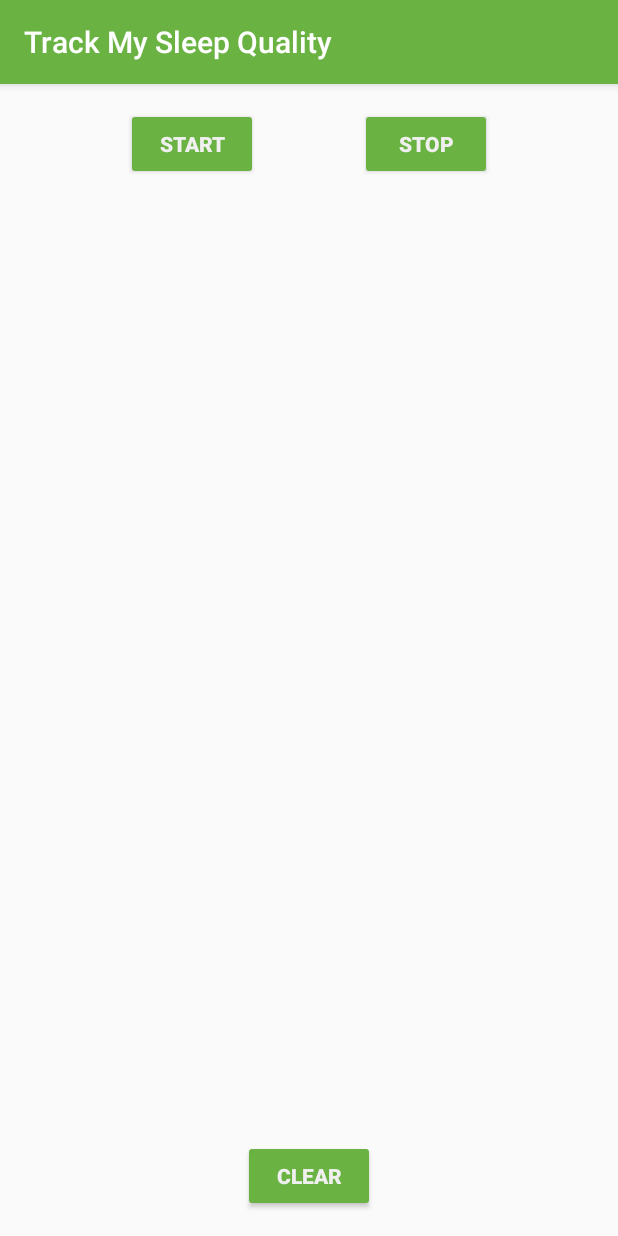
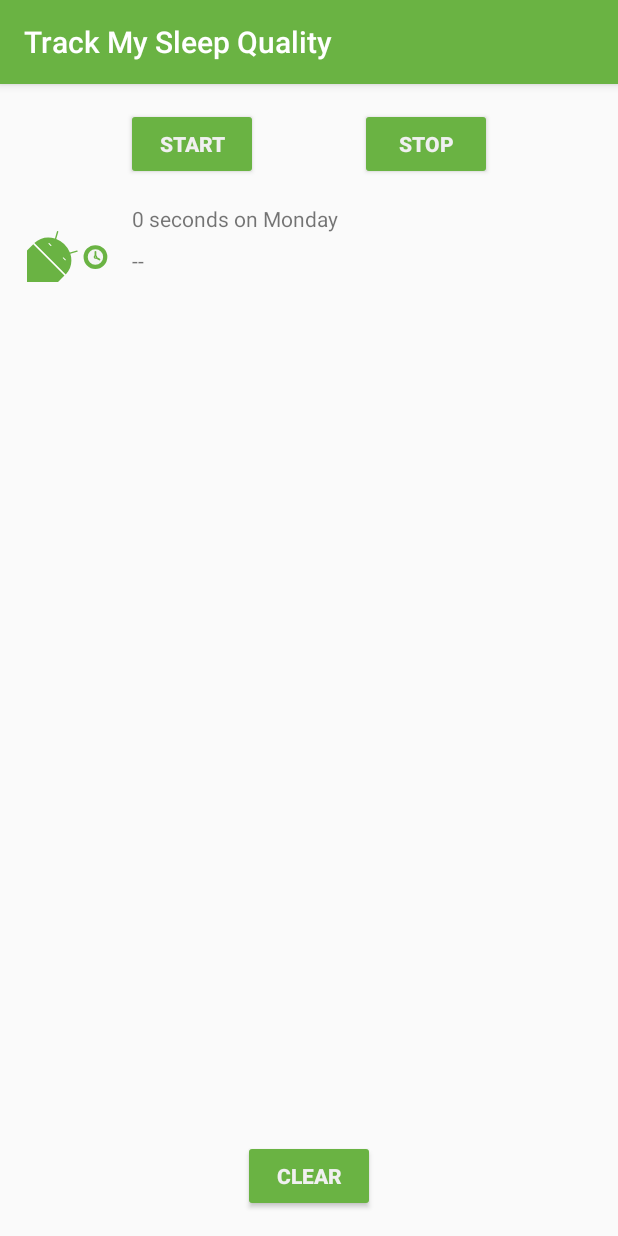
Before and after one commit to octos-network/SleepTrackerRecycle, an Android app: the screen it shows after launch (MainActivity), after a tap on "START", on a phone screen of 412 x 824 dp. Run offline under Robolectric (Android 15) with nearby library versions, the phone set to English and light mode, and no system bars; our stand-ins replace Room's generated code, data binding; Roboto replaces fonts that are not available here; 3 statements that could not run were skipped.

Commit message:
Refactor und Binding

```diff
--- a/app/src/main/java/com/example/android/trackmysleepquality/sleeptracker/SleepNightAdapter.kt
+++ b/app/src/main/java/com/example/android/trackmysleepquality/sleeptracker/SleepNightAdapter.kt
@@ -17,10 +17,7 @@
 package com.example.android.trackmysleepquality.sleeptracker
 
 import android.view.LayoutInflater
-import android.view.View
 import android.view.ViewGroup
-import android.widget.ImageView
-import android.widget.TextView
 import androidx.recyclerview.widget.DiffUtil
 import androidx.recyclerview.widget.ListAdapter
 import androidx.recyclerview.widget.RecyclerView
@@ -28,13 +25,13 @@ import com.example.android.trackmysleepquality.R
 import com.example.android.trackmysleepquality.convertDurationToFormatted
 import com.example.android.trackmysleepquality.convertNumericQualityToString
 import com.example.android.trackmysleepquality.database.SleepNight
+import com.example.android.trackmysleepquality.databinding.ListItemSleepNightBinding
 
 class SleepNightAdapter : ListAdapter<SleepNight,
         SleepNightAdapter.ViewHolder>(SleepNightDiffCallback()) {
 
     override fun onBindViewHolder(holder: ViewHolder, position: Int) {
         val item = getItem(position)
-
         holder.bind(item)
     }
 
@@ -42,17 +39,14 @@ class SleepNightAdapter : ListAdapter<SleepNight,
         return ViewHolder.from(parent)
     }
 
-    class ViewHolder private constructor (itemView: View) : RecyclerView.ViewHolder(itemView){
-        val sleepLength: TextView = itemView.findViewById(R.id.sleep_length)
-        val quality: TextView = itemView.findViewById(R.id.quality_string)
-        val qualityImage: ImageView = itemView.findViewById(R.id.quality_image)
+    class ViewHolder private constructor (val binding: ListItemSleepNightBinding) : RecyclerView.ViewHolder(binding.root){
 
         fun bind(item: SleepNight) {
             val res = itemView.context.resources
 
-            sleepLength.text = convertDurationToFormatted(item.startTimeMilli, item.endTimeMilli, res)
-            quality.text = convertNumericQualityToString(item.sleepQuality, res)
-            qualityImage.setImageResource(when (item.sleepQuality) {
+            binding.sleepLength.text = convertDurationToFormatted(item.startTimeMilli, item.endTimeMilli, res)
+            binding.qualityString.text = convertNumericQualityToString(item.sleepQuality, res)
+            binding.qualityImage.setImageResource(when (item.sleepQuality) {
                 0 -> R.drawable.ic_sleep_0
                 1 -> R.drawable.ic_sleep_1
                 2 -> R.drawable.ic_sleep_2
@@ -66,10 +60,8 @@ class SleepNightAdapter : ListAdapter<SleepNight,
         companion object {
             fun from(parent: ViewGroup): ViewHolder {
                 val layoutInflater = LayoutInflater.from(parent.context)
-                val view = layoutInflater
-                        .inflate(R.layout.list_item_sleep_night, parent, false)
-
-                return ViewHolder(view)
+                val binding = ListItemSleepNightBinding.inflate(layoutInflater, parent, false)
+                return ViewHolder(binding)
             }
         }
     }
--- a/app/src/main/java/com/example/android/trackmysleepquality/sleeptracker/SleepTrackerFragment.kt
+++ b/app/src/main/java/com/example/android/trackmysleepquality/sleeptracker/SleepTrackerFragment.kt
@@ -102,7 +102,7 @@ class SleepTrackerFragment : Fragment() {
 
         sleepTrackerViewModel.nights.observe(viewLifecycleOwner, Observer {
             it?.let {
-                adapter.data = it
+                adapter.submitList(it)
             }
         })
 
--- a/app/src/main/res/layout/list_item_sleep_night.xml
+++ b/app/src/main/res/layout/list_item_sleep_night.xml
@@ -1,8 +1,15 @@
 <?xml version="1.0" encoding="utf-8"?>
+<layout xmlns:android="http://schemas.android.com/apk/res/android"
+    xmlns:app="http://schemas.android.com/apk/res-auto"
+    xmlns:tools="http://schemas.android.com/tools">
+
+    <data>
+        <variable
+            name="sleep"
+            type="com.example.android.trackmysleepquality.database.SleepNight" />
+    </data>
+
     <androidx.constraintlayout.widget.ConstraintLayout
-    xmlns:android="http://schemas.android.com/apk/res/android"
-    xmlns:app="http://schemas.android.com/apk/res-auto"
-    xmlns:tools="http://schemas.android.com/tools"
         android:orientation="vertical"
         android:layout_width="match_parent"
         android:layout_height="wrap_content">
@@ -43,3 +50,4 @@
             tools:text="Excellent!!!" />
 
     </androidx.constraintlayout.widget.ConstraintLayout>
+</layout>
```
Lines whose indentation alone changed are shown as unchanged.
